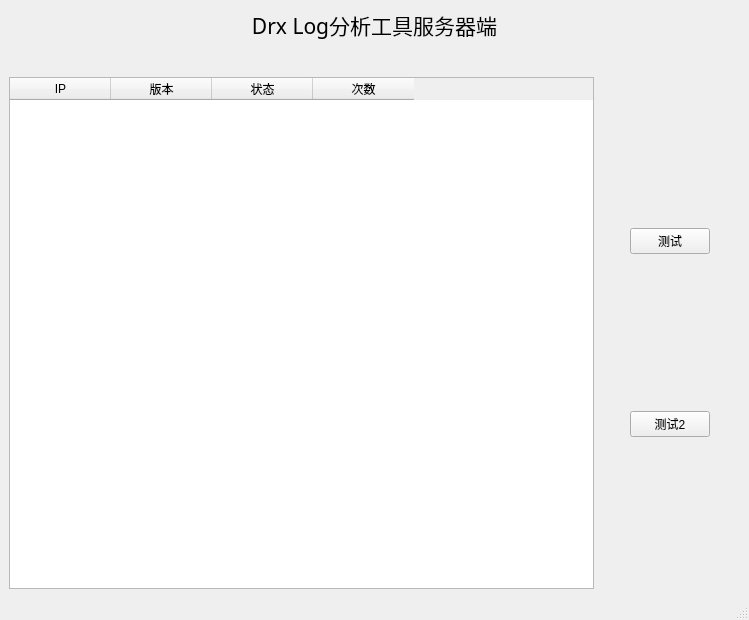
Old version of the form DrxServer/DrxServer.ui in the repository GitUser004/hello-world.
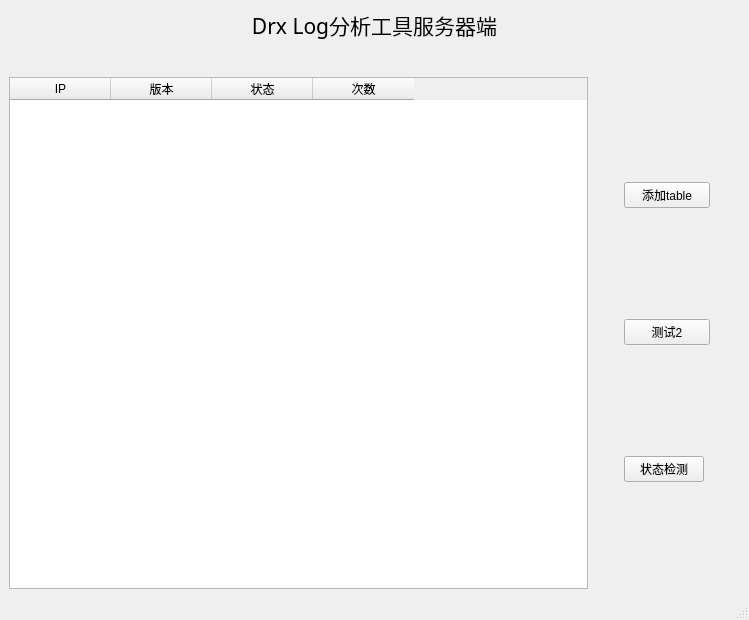
New version of the form.

Commit message: 状态查询

The edit to the form file:
```diff
--- a/DrxServer/DrxServer.ui
+++ b/DrxServer/DrxServer.ui
@@ -155,7 +155,7 @@
           <item row="0" column="0" colspan="2">
            <widget class="QPushButton" name="pushButton_start">
             <property name="text">
-             <string>测试</string>
+             <string>添加table</string>
             </property>
            </widget>
           </item>
@@ -175,6 +175,13 @@
             </property>
            </spacer>
           </item>
+          <item row="2" column="0">
+           <widget class="QPushButton" name="pushButton_checkState">
+            <property name="text">
+             <string>状态检测</string>
+            </property>
+           </widget>
+          </item>
          </layout>
         </item>
        </layout>
```
Left out of the diff: 5 changed lines with no effect on the pictures. The commit also changes 3 other files.
